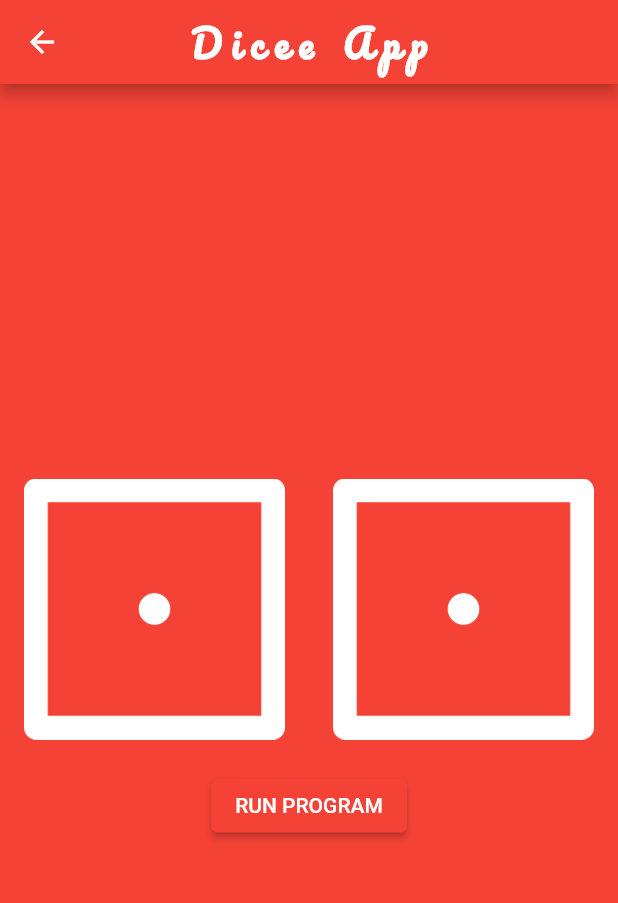
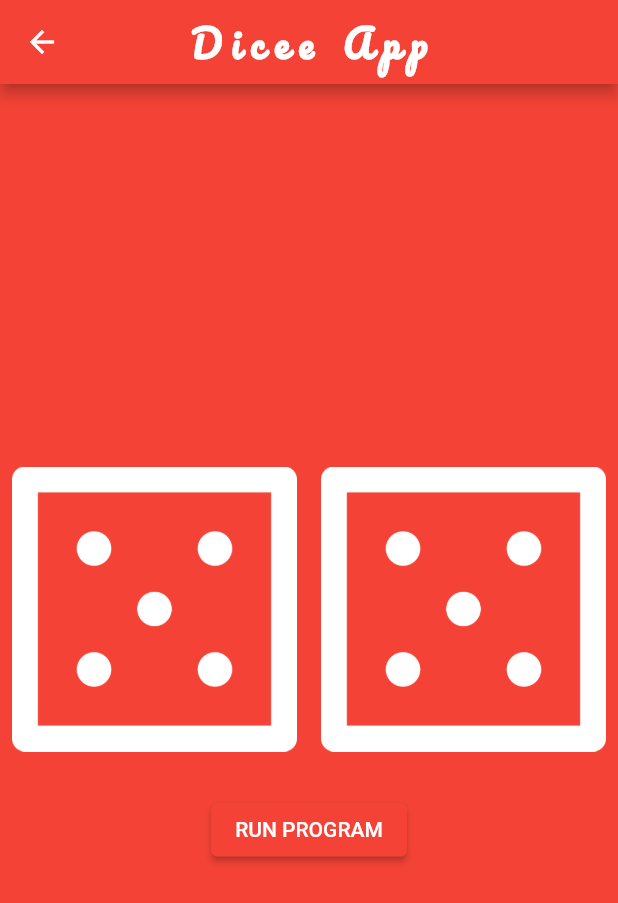
Before and after one commit to Jordan-erifried/MultiChoice, a Flutter app: the MyDicee screen opened directly, after a tap on "RUN PROGRAM", on a phone screen of 412 x 824 dp. Shown: the top 903 px of the screen. Run offline on Flutter 3.47's test engine with Material 2 defaults, Android fonts, the phone set to English and light mode, and no system bars; our stand-ins replace audioplayers.

Commit message:
Final code in Dicee

```diff
--- a/lib/my_dicee.dart
+++ b/lib/my_dicee.dart
@@ -1,3 +1,5 @@
+import 'dart:math';
+
 import 'package:flutter/material.dart';
 
 class MyDicee extends StatefulWidget {
@@ -7,6 +9,20 @@ class MyDicee extends StatefulWidget {
 }
 
 class _MyDiceeState extends State<MyDicee> {
+  int leftDiceNumber = 1;
+  int rightDiceNumber = 1;
+
+  void leftCube() {
+    setState(() {
+      leftDiceNumber = Random().nextInt(6) + 1;
+      rightDiceNumber = Random().nextInt(6) + 1;
+    });
+  }
+
+  void rightCube() {
+    rightDiceNumber = Random().nextInt(6) + 1;
+    leftDiceNumber = Random().nextInt(6) + 1;
+  }
   @override
   Widget build(BuildContext context) {
     return SafeArea(
@@ -31,20 +47,16 @@ class _MyDiceeState extends State<MyDicee> {
             Row(
               children: <Widget>[
                 Expanded(
-                  child: FlatButton(
-                    onPressed: () {
-
-                    },
-                    child: Image.asset('images/dice1.png'),
+                  child: Padding(
+                    padding: const EdgeInsets.all(8.0),
+                    child: Image.asset('images/dice$leftDiceNumber.png'),
                   ),
                 ),
 
                 Expanded(
-                  child: FlatButton(
-                    onPressed: () {
-
-                    },
-                    child: Image.asset('images/dice1.png'),
+                  child: Padding(
+                    padding: const EdgeInsets.all(8.0),
+                    child: Image.asset('images/dice$rightDiceNumber.png'),
                   ),
                 ),
               ],
@@ -59,7 +71,8 @@ class _MyDiceeState extends State<MyDicee> {
                 primary: Colors.red.shade500,
               ),
               onPressed: () {
-
+                leftCube();
+                rightCube();
               },
               child: Text('RUN PROGRAM'),
             )
```
